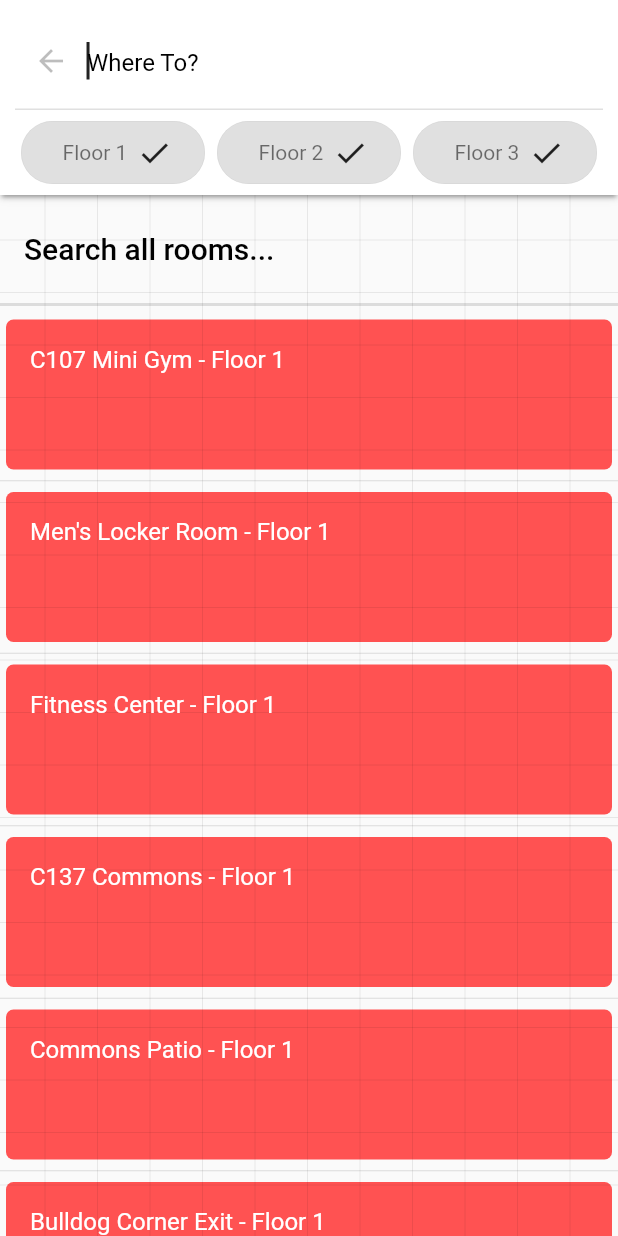
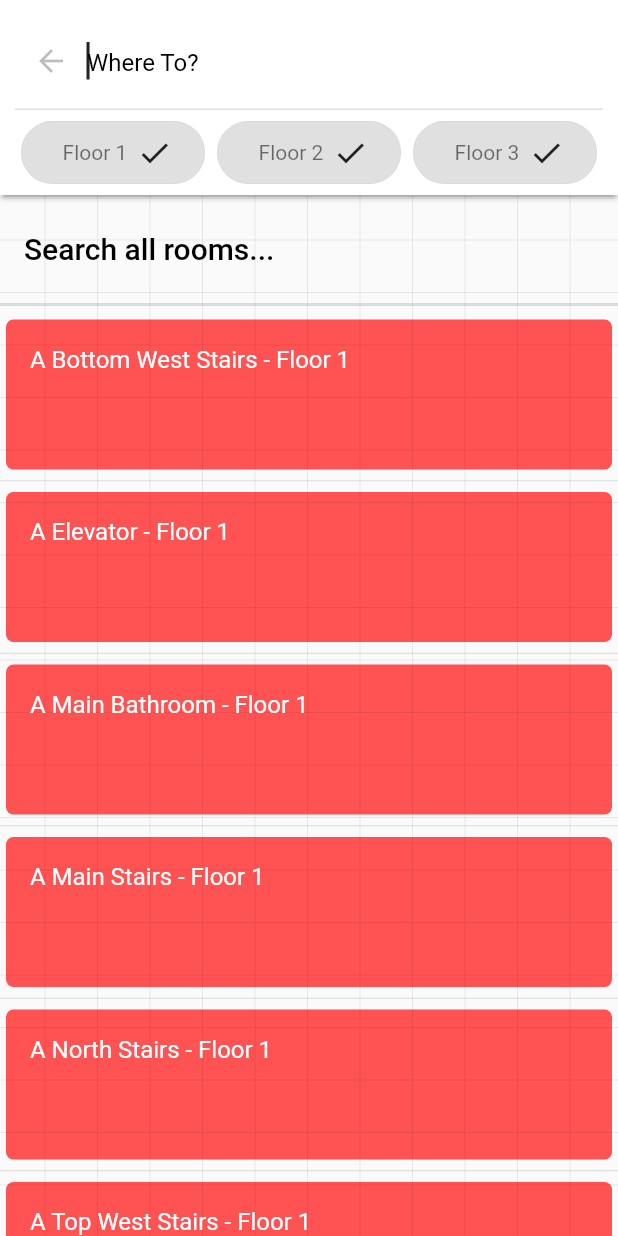
Before and after one commit to MattanMohel/senior_project, a Flutter app: the screen it shows after launch, after a tap on the "arrow downward" icon, after a tap on the "arrow upward" icon, after a tap on "Where from?", on a phone screen of 412 x 824 dp. Run offline on Flutter 3.47's test engine with Material 2 defaults, Android fonts, the phone set to English and light mode, and no system bars; our stand-ins replace flutter_compass, flutter_markdown, sliding_up_panel.

Commit message:
more more final final changes

```diff
--- a/assets/Floor 1/floor-1.json
+++ b/assets/Floor 1/floor-1.json
@@ -547,7 +547,7 @@
         "x": 668,
         "y": 1273,
         "room_type": "Misc",
-        "description": "A Gathering Place of Bulldogs",
+        "description": "The BHS Crossroad",
         "nodes": [
             "7641371",
             "9821273",
@@ -1161,7 +1161,7 @@
         "x": 957,
         "y": 1570,
         "room_type": "Courtyard",
-        "description": "",
+        "description": "Outside Garden",
         "nodes": [
             "Library Courtyard Door",
             "Main Courtyard Door",
--- a/lib/app_data.dart
+++ b/lib/app_data.dart
@@ -152,6 +152,9 @@ class AppBaseState extends State<AppBase> {
   }
 
   void _setStartPoint(Room? start) {
+    if (start != null) {
+      _floor = start.floor;
+    }
     setState(() => _start = start);
   }
 
--- a/lib/screens/home.dart
+++ b/lib/screens/home.dart
@@ -102,8 +102,8 @@ class _HomeScreenState extends State<HomeScreen>
                   CustomPaint(
                     painter: MapPainter(
                       state: InheritedState.of(context),
-                      lineWidth: 3,
-                      pointRadius: 6,
+                      lineWidth: 3.5,
+                      pointRadius: 8,
                       startColor: const Color.fromARGB(225, 239, 83, 80),
                       endColor: const Color.fromARGB(225, 102, 187, 106),
                       lineColor: const Color.fromARGB(175, 239, 83, 80),
@@ -134,8 +134,15 @@ class _HomeScreenState extends State<HomeScreen>
                 mainAxisAlignment: MainAxisAlignment.spaceEvenly,
                 children: [
                   Expanded(
+                    child: Padding(
+                      padding: const EdgeInsets.symmetric(horizontal: 18.0),
                       child: Material(
-                      color: Colors.transparent,
+                        shape: const RoundedRectangleBorder(
+                          borderRadius: BorderRadius.all(
+                            Radius.circular(4.0),
+                          ),
+                        ),
+                        color: Colors.grey[75],
                         child: InkWell(
                           onTap: () =>
                               InheritedState.of(context).decrementFloor(),
@@ -146,29 +153,61 @@ class _HomeScreenState extends State<HomeScreen>
                         ),
                       ),
                     ),
+                  ),
                   const SizedBox(
                     width: 15,
                   ),
-                  Text(
-                    'Floor  ${InheritedState.of(context).currentFloor}',
-                    textAlign: TextAlign.center,
+                  // Text(
+                  //   'Floor  ${InheritedState.of(context).currentFloor}',
+                  //   textAlign: TextAlign.center,
+                  //   style: const TextStyle(
+                  //     fontWeight: FontWeight.w500,
+                  //     fontSize: 18,
+                  //   ),
+                  // ),
+                  RichText(
+                    text: TextSpan(
+                      text: 'Floor  ',
                       style: const TextStyle(
+                        color: Colors.black,
                         fontWeight: FontWeight.w500,
-                      fontSize: 18,
+                        fontSize: 20,
+                      ),
+                      /*defining default style is optional */
+                      children: [
+                        TextSpan(
+                          text: InheritedState.of(context)
+                              .currentFloor
+                              .toString(),
+                          style: const TextStyle(
+                            color: Colors.redAccent,
+                            fontWeight: FontWeight.bold,
+                            fontSize: 22,
+                          ),
+                        ),
+                      ],
                     ),
                   ),
                   const SizedBox(
                     width: 15,
                   ),
                   Expanded(
+                    child: Padding(
+                      padding: const EdgeInsets.symmetric(horizontal: 18.0),
                       child: Material(
-                      color: Colors.transparent,
+                        shape: const RoundedRectangleBorder(
+                          borderRadius: BorderRadius.all(
+                            Radius.circular(4.0),
+                          ),
+                        ),
+                        color: Colors.grey[75],
                         child: InkWell(
                           onTap: () =>
                               InheritedState.of(context).incrementFloor(),
                           child: const Icon(
                             Icons.arrow_upward,
                             size: 25,
+                          ),
                         ),
                       ),
                     ),
@@ -302,7 +341,7 @@ class _HomeScreenState extends State<HomeScreen>
                     SizedBox(
                       width: 30,
                       child: Transform.rotate(
-                        angle: -(_animation.value + constants.compassOffsset) *
+                        angle: (_animation.value + constants.compassOffsset) *
                             constants.deg2rad,
                         child: Image.asset(constants.compassArrow),
                       ),
--- a/lib/screens/search.dart
+++ b/lib/screens/search.dart
@@ -78,16 +78,16 @@ class SearchButtonState extends State<SearchButton> {
                 ),
                 child: Row(
                   children: [
-                    if (searchRoom == null && widget.leadingIcon != null)
-                      Icon(widget.leadingIcon!),
-                    if (searchRoom == null && widget.leadingIcon == null)
-                      const Icon(Icons.search),
+                    if (widget.leadingIcon != null) Icon(widget.leadingIcon!),
+                    if (widget.leadingIcon == null) const Icon(Icons.search),
                     Expanded(
                       child: Padding(
                         padding: const EdgeInsets.only(left: 12.0),
-                        child: Text(searchRoom != null
-                            ? searchRoom!.name
-                            : widget.hintText),
+                        child: Text(
+                          searchRoom != null
+                              ? "${searchRoom!.name} - Floor ${searchRoom!.floor}"
+                              : widget.hintText,
+                        ),
                       ),
                     ),
                     if (searchRoom != null)
@@ -184,8 +184,9 @@ class _SearchScreenState extends State<SearchScreen> {
             term.type != RoomType.none &&
             term.name
                 .toLowerCase()
-                .contains(widget.searchController.text.toLowerCase());
+                .contains(widget.searchController.text.trim().toLowerCase());
       }).toList();
+      _filteredRooms.sort((r1, r2) => r1.name.compareTo(r2.name));
     });
   }
 
@@ -252,7 +253,8 @@ class _SearchScreenState extends State<SearchScreen> {
 
     if (_state.start != null &&
         _button.searchType == SearchType.end &&
-        widget.searchController.text.isEmpty) {
+        widget.searchController.text.isEmpty &&
+        !_floorFilter.any((floor) => !floor)) {
       Room? nearestBathroom = _state.getNearestOf(RoomType.bathroom);
       Room? nearestEntrance = _state.getNearestOf(RoomType.exit);
       Room? nearestWayUp = _state.getNearestOf(
--- a/pubspec.yaml
+++ b/pubspec.yaml
@@ -34,16 +34,10 @@ dependencies:
 
   # The following adds the Cupertino Icons font to your application.
   # Use with the CupertinoIcons class for iOS style icons.
-  cupertino_icons: ^1.0.2
   sliding_up_panel: ^2.0.0+1
   sensors_plus: ^3.0.0
-  mobile_scanner: ^3.2.0
   flutter_compass: ^0.7.0
-  permission_handler: ^10.2.0
-  http: ^0.13.6
   url_launcher: ^6.1.11
-  google_fonts: ^4.0.4
-  system_theme: ^2.1.0
   flutter_markdown: ^0.6.14
 
 
```
Also changed, not shown: lib/util/constants.dart (+15 -18 lines), pubspec.lock, 11 other files. Lines whose indentation alone changed are shown as unchanged.
